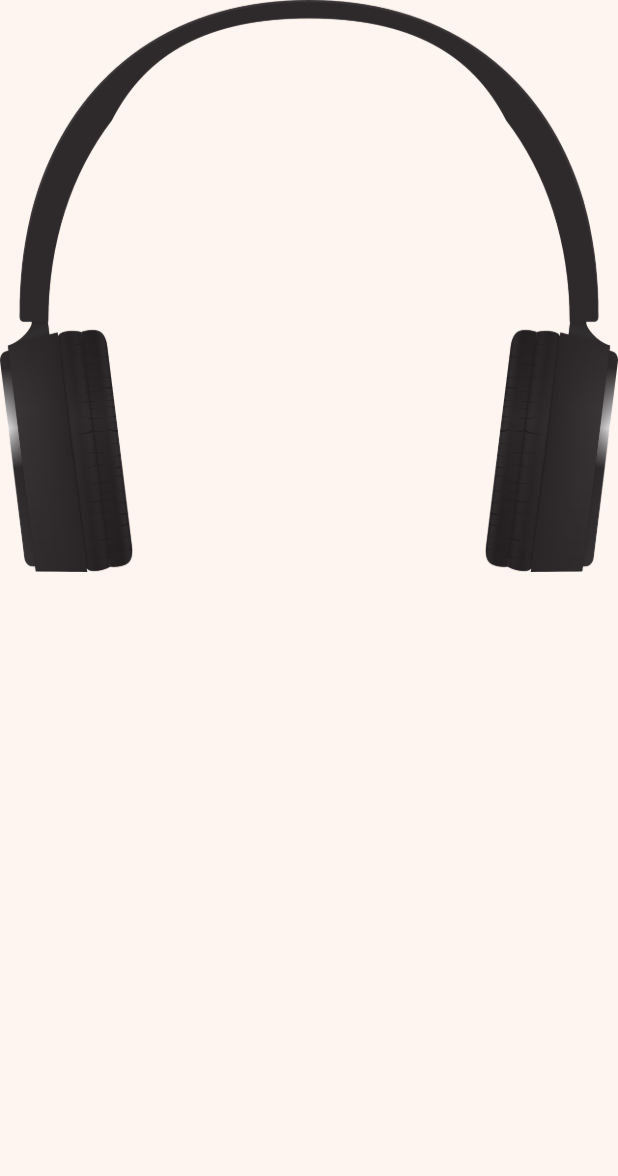
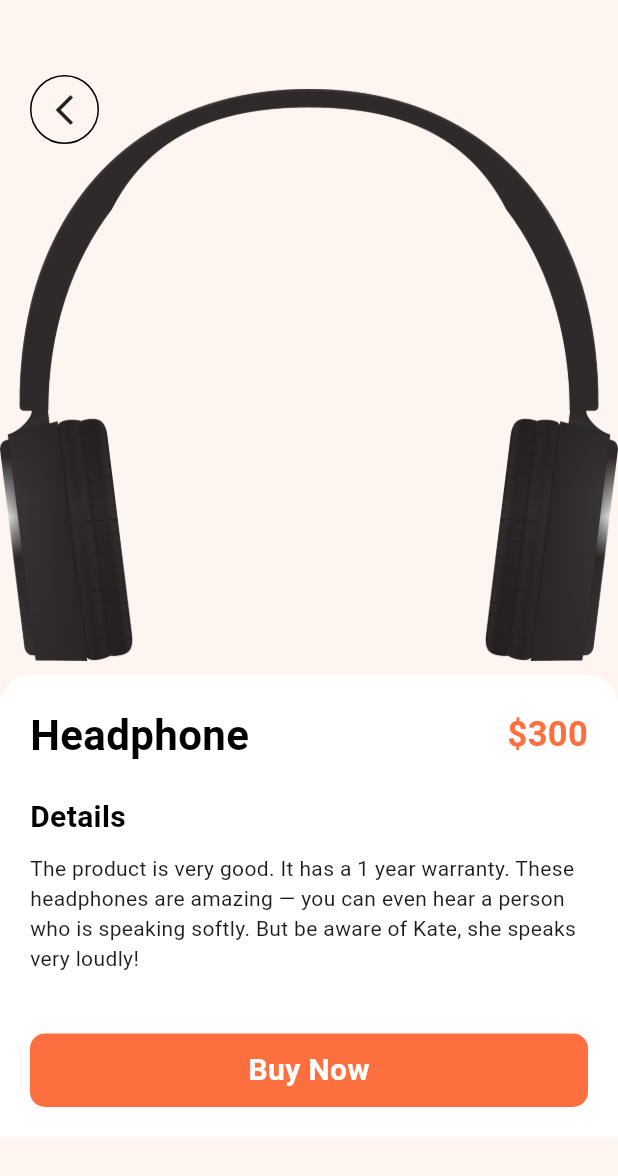
Before and after one commit to vickywagz/shopping-app, a Flutter app: the ProductDetail screen opened directly, on a phone screen of 412 x 824 dp. Shown: the top 1176 px of the screen. Run offline on Flutter 3.47's test engine with Material 3 defaults, Android fonts, the phone set to English and light mode, and no system bars; our stand-ins replace curved_navigation_bar.

Commit message:
ui still in progress

```diff
--- a/lib/main.dart
+++ b/lib/main.dart
@@ -1,5 +1,5 @@
 import 'package:flutter/material.dart';
-import 'package:shopping_app/pages/bottomnav.dart';
+import 'package:shopping_app/pages/login.dart';
 import 'package:shopping_app/pages/productdetail.dart';
 
 void main() {
@@ -17,7 +17,7 @@ class MyApp extends StatelessWidget {
       theme: ThemeData(
         colorScheme: ColorScheme.fromSeed(seedColor: Colors.deepPurple),
       ),
-      home: ProductDetail(),
+      home: Login(),
     );
   }
 }
--- a/lib/pages/productdetail.dart
+++ b/lib/pages/productdetail.dart
@@ -1,4 +1,5 @@
 import 'package:flutter/material.dart';
+import 'package:shopping_app/widget/support_widget.dart';
 
 class ProductDetail extends StatefulWidget {
   const ProductDetail({super.key});
@@ -11,9 +12,103 @@ class _ProductDetailState extends State<ProductDetail> {
   @override
   Widget build(BuildContext context) {
     return Scaffold(
-      backgroundColor: Color(0xFFfef5f1),
-      body: Container(
-        child: Column(children: [Image.asset("images/headset.png")]),
+      backgroundColor: const Color(0xFFfef5f1),
+      body: SingleChildScrollView(
+        child: Container(
+          padding: const EdgeInsets.only(top: 50.0),
+          child: Column(
+            crossAxisAlignment: CrossAxisAlignment.start,
+            children: [
+              Stack(
+                children: [
+                  GestureDetector(
+                    onTap: () {
+                      Navigator.pop(context);
+                    },
+                    child: Container(
+                      margin: const EdgeInsets.only(left: 20.0),
+                      padding: const EdgeInsets.all(10),
+                      decoration: BoxDecoration(
+                        border: Border.all(),
+                        borderRadius: BorderRadius.circular(30),
+                      ),
+                      child: const Icon(Icons.arrow_back_ios_new_outlined),
+                    ),
+                  ),
+                  Center(
+                    child: Image.asset(
+                      "images/headset.png",
+                      height: 400,
+                    ),
+                  ),
+                ],
+              ),
+              Container(
+                padding:
+                    const EdgeInsets.only(top: 20.0, left: 20.0, right: 20.0),
+                decoration: const BoxDecoration(
+                  color: Colors.white,
+                  borderRadius: BorderRadius.only(
+                    topLeft: Radius.circular(20),
+                    topRight: Radius.circular(20),
+                  ),
+                ),
+                width: MediaQuery.of(context).size.width,
+                child: Column(
+                  crossAxisAlignment: CrossAxisAlignment.start,
+                  children: [
+                    Row(
+                      mainAxisAlignment: MainAxisAlignment.spaceBetween,
+                      children: [
+                        Text(
+                          "Headphone",
+                          style: AppWidget.boldTextFieldStyle(),
+                        ),
+                        const Text(
+                          "\$300",
+                          style: TextStyle(
+                            color: Color(0xFFfd6f3e),
+                            fontSize: 23.0,
+                            fontWeight: FontWeight.bold,
+                          ),
+                        ),
+                      ],
+                    ),
+                    const SizedBox(height: 20.0),
+                    Text(
+                      "Details",
+                      style: AppWidget.semiboldTextFieldStyle(),
+                    ),
+                    const SizedBox(height: 10.0),
+                    const Text(
+                      "The product is very good. It has a 1 year warranty. These headphones are amazing — you can even hear a person who is speaking softly. But be aware of Kate, she speaks very loudly!",
+                    ),
+                    const SizedBox(height: 40.0),
+                    Container(
+                      padding: const EdgeInsets.symmetric(vertical: 10.0),
+                      decoration: const BoxDecoration(
+                        color: Color(0xFFfd6f3e),
+                        borderRadius: BorderRadius.all(Radius.circular(10)),
+                      ),
+                      width: MediaQuery.of(context).size.width,
+                      child: const Center(
+                        child: Text(
+                          "Buy Now",
+                          style: TextStyle(
+                            color: Colors.white,
+                            fontSize: 20.0,
+                            fontWeight: FontWeight.bold,
+                          ),
+                        ),
+                      ),
+                    ),
+                    const SizedBox(height: 20.0), // adds extra space at bottom
+                  ],
+                ),
+              ),
+            ],
+          ),
+        ),
       ),
     );
   }
```
Also changed, not shown: lib/pages/login.dart (added, +84 -0 lines), images/santa-claus.png (added), images/shopping-man.png (added).
